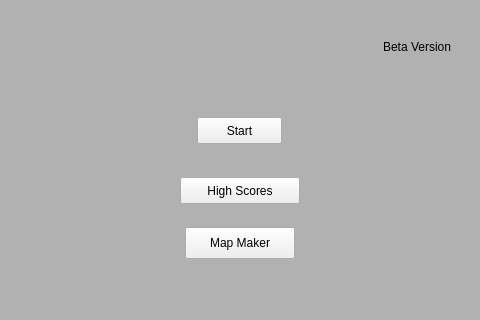
bstee615/project, file titlescreen.ui: the form before one commit; both pictures show x 265 to 745 and y 343 to 663 of the 1024 by 768 pixel window.
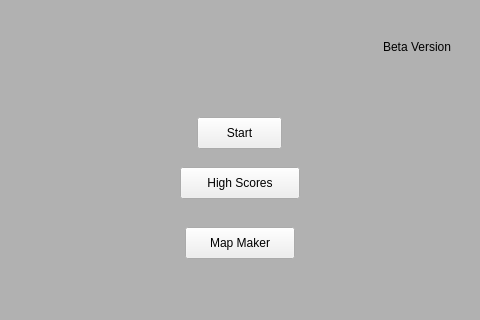
The form after the commit. Icons and pictures are not drawn.

Commit message: Cleaned up new high score page, tweaked pause screen appearance semantics

Patch:
```diff
--- a/titlescreen.ui
+++ b/titlescreen.ui
@@ -38,7 +38,7 @@
      <x>462</x>
      <y>460</y>
      <width>85</width>
-     <height>27</height>
+     <height>32</height>
     </rect>
    </property>
    <property name="text">
@@ -84,9 +84,9 @@
    <property name="geometry">
     <rect>
      <x>445</x>
-     <y>520</y>
+     <y>510</y>
      <width>120</width>
-     <height>27</height>
+     <height>32</height>
     </rect>
    </property>
    <property name="text">
```
Left out of the diff: 6 changed lines with no effect on the pictures. The commit also changes 7 other files.
